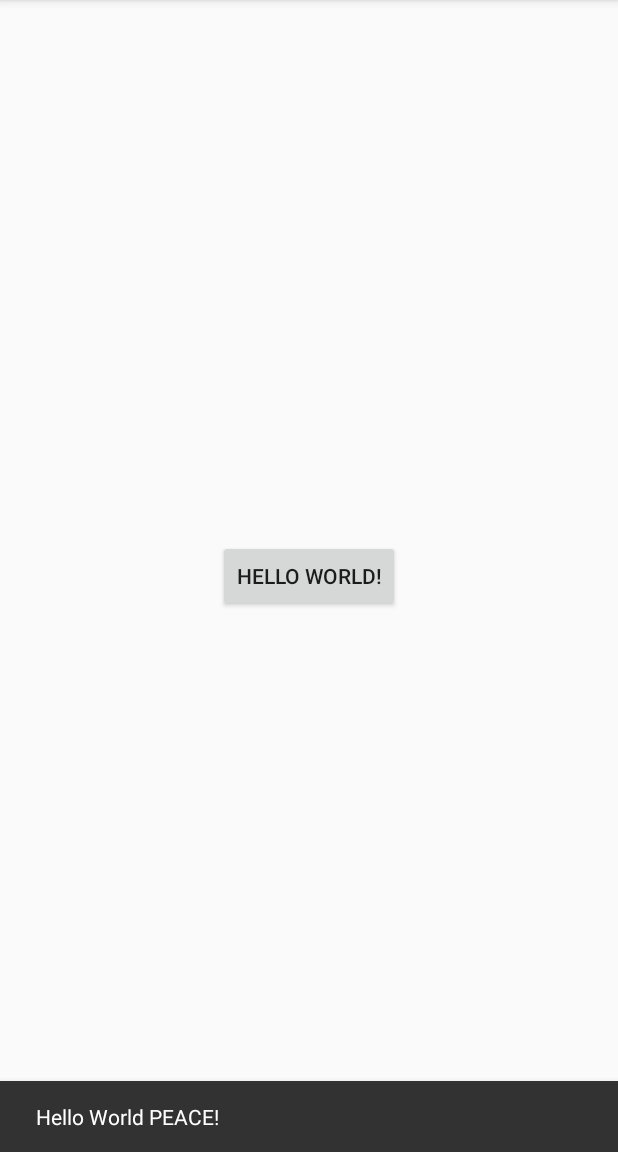
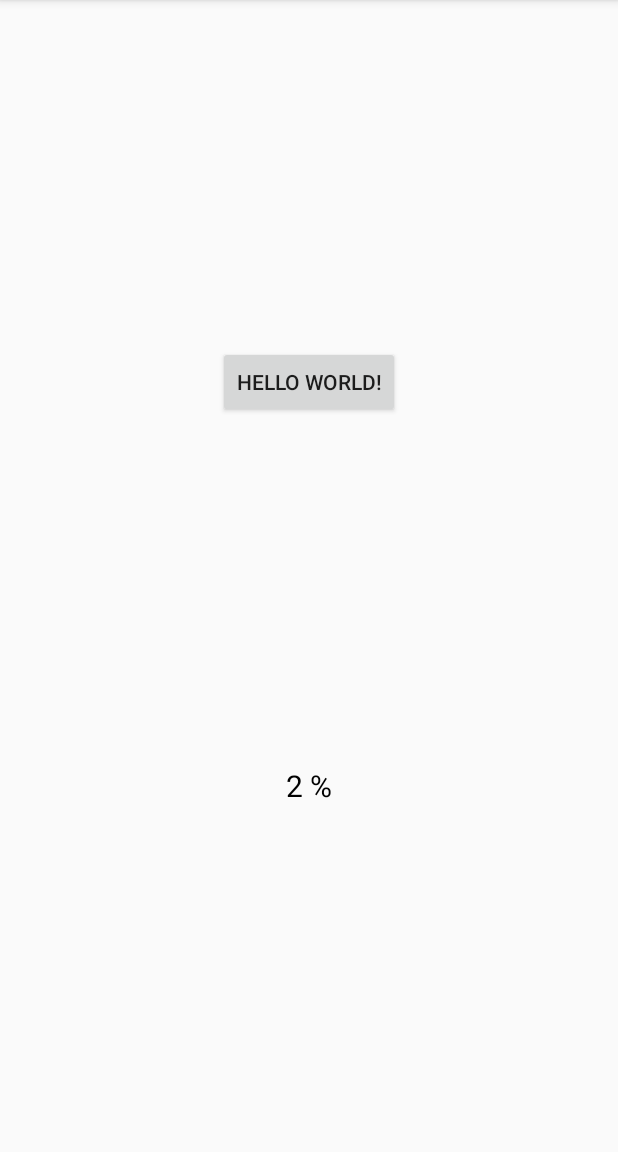
Before and after one commit to HyejeanMOON/AsyncTaskDemo, an Android app: the screen it shows after launch (MainActivity), after a tap on "HELLO WORLD!", on a phone screen of 412 x 824 dp, the part 84-1236 px from its top. Run offline under Robolectric (Android 15) with nearby library versions, the phone set to English and light mode, and no system bars; our stand-ins replace data binding.

Commit message:
update code

```diff
--- a/app/src/main/java/com/hyejeanmoon/asynctackdemo/MainActivity.kt
+++ b/app/src/main/java/com/hyejeanmoon/asynctackdemo/MainActivity.kt
@@ -1,11 +1,11 @@
 package com.hyejeanmoon.asynctackdemo
 
+import android.annotation.SuppressLint
 import android.os.AsyncTask
 import android.os.Bundle
 import android.util.Log
 import androidx.appcompat.app.AppCompatActivity
 import androidx.databinding.DataBindingUtil
-import com.google.android.material.snackbar.Snackbar
 import com.hyejeanmoon.asynctackdemo.databinding.ActivityMainBinding
 
 class MainActivity : AppCompatActivity() {
@@ -18,25 +18,28 @@ class MainActivity : AppCompatActivity() {
         binding = DataBindingUtil.setContentView(this, R.layout.activity_main)
 
         binding.btn.setOnClickListener {
-            val result = MyTask().execute("Hello World").get()
-            Snackbar.make(binding.root, result, Snackbar.LENGTH_LONG).show()
-        }
+            MyTask().execute("Hello World")
         }
     }
 
-class MyTask() : AsyncTask<String, String, String>() {
+    @SuppressLint("StaticFieldLeak")
+    inner class MyTask : AsyncTask<String, Int, String>() {
 
         // 必须重写
         override fun onPreExecute() {
             super.onPreExecute()
             Log.d("MyTask", "onPreExecute")
+            binding.textView.text = "MyTask onPreExecute"
         }
 
         // 必须重写
         override fun doInBackground(vararg params: String?): String {
             Log.d("MyTask", "doInBackground")
 
-        Thread.sleep(2000)
+            for (i in 0..100) {
+                Thread.sleep(50)
+                publishProgress(i)
+            }
 
             var result = "PEACE!"
             params[0]?.also {
@@ -47,9 +50,18 @@ class MyTask() : AsyncTask<String, String, String>() {
         }
 
         // 不必须重写
+        override fun onProgressUpdate(vararg values: Int?) {
+            super.onProgressUpdate(*values)
+
+            binding.textView.text = "${values[0]} %"
+        }
+
+        // 不必须重写
         override fun onPostExecute(result: String?) {
             super.onPostExecute(result)
             Log.d("MyTask", "onPostExecute")
+            binding.textView.text = "MyTask onPostExecute"
         }
 
     }
+}
--- a/app/src/main/res/layout/activity_main.xml
+++ b/app/src/main/res/layout/activity_main.xml
@@ -14,11 +14,22 @@
             android:layout_width="wrap_content"
             android:layout_height="wrap_content"
             android:text="Hello World!"
-            app:layout_constraintBottom_toBottomOf="parent"
+            app:layout_constraintBottom_toTopOf="@id/textView"
             app:layout_constraintLeft_toLeftOf="parent"
             app:layout_constraintRight_toRightOf="parent"
             app:layout_constraintTop_toTopOf="parent" />
 
+        <TextView
+            android:id="@+id/textView"
+            android:layout_width="wrap_content"
+            android:layout_height="wrap_content"
+            android:textSize="20sp"
+            android:textColor="@android:color/black"
+            app:layout_constraintBottom_toBottomOf="parent"
+            app:layout_constraintLeft_toLeftOf="parent"
+            app:layout_constraintRight_toRightOf="parent"
+            app:layout_constraintTop_toBottomOf="@id/btn" />
+
     </androidx.constraintlayout.widget.ConstraintLayout>
 
 </layout>
```
Also changed, not shown: 1 other file. Lines whose indentation alone changed are shown as unchanged.
